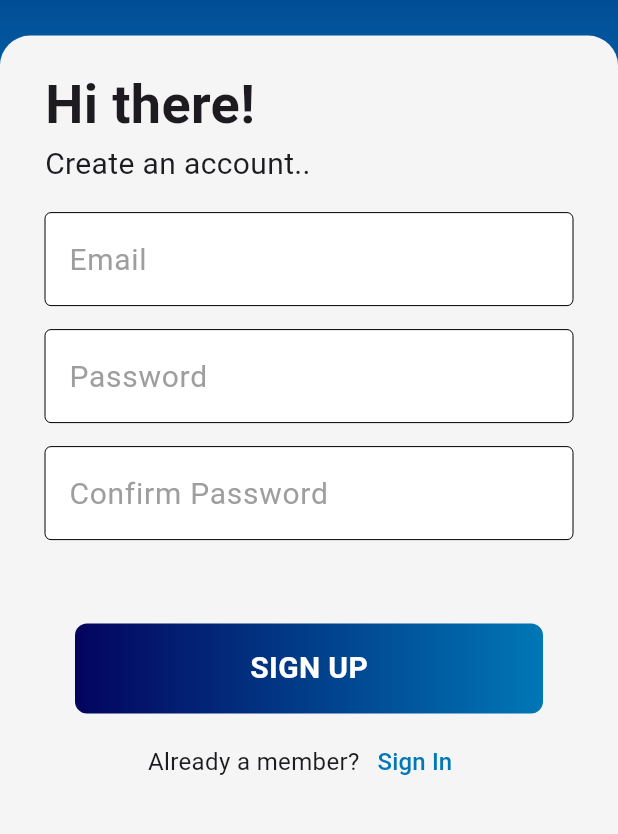
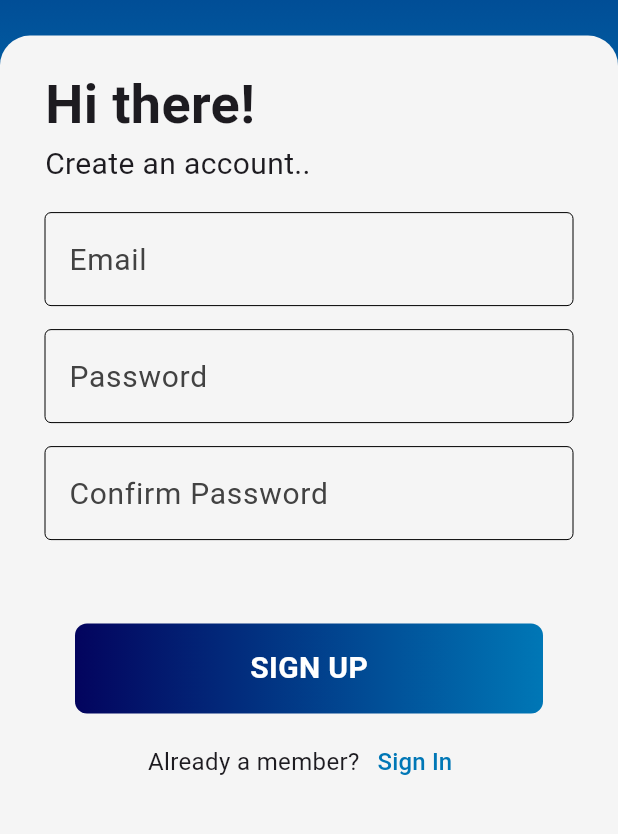
Before and after one commit to joaquingalang/qreate, a Flutter app: the screen it shows after launch, after a tap on "Sign Up", on a phone screen of 412 x 824 dp, the part 397-1231 px from its top. Run offline on Flutter 3.47's test engine with Material 3 defaults, Android fonts, the phone set to English and light mode, and no system bars.

Commit message:
changed field fill color

```diff
--- a/lib/widgets/text_fields/auth_form_field.dart
+++ b/lib/widgets/text_fields/auth_form_field.dart
@@ -22,9 +22,9 @@ class AuthFormField extends StatelessWidget {
       obscureText: obscureText,
       decoration: InputDecoration(
           hintText: hintText,
-          hintStyle: kSubtext20.copyWith(color: Colors.grey),
+          hintStyle: kSubtext20.copyWith(color: Colors.grey.shade800),
           filled: true,
-          fillColor: Colors.white,
+          fillColor: kGrayColor100,
           border: OutlineInputBorder(
             borderSide: BorderSide(
               width: 0,
```
